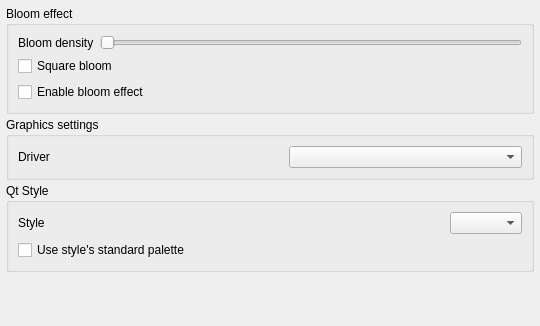
ryzom/ryzomcore, file code/nel/tools/3d/object_viewer_qt/src/plugins/object_viewer/graphics_settings_page.ui: the form before one commit.
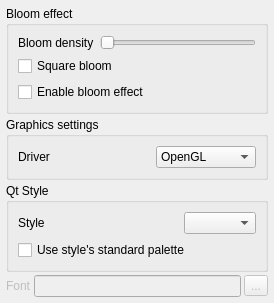
The form after the commit.

Commit message: Changed: #1193 Removed nel configuration module, is used only QSettings.

The edit to the form file:
```diff
--- a/code/nel/tools/3d/object_viewer_qt/src/plugins/object_viewer/graphics_settings_page.ui
+++ b/code/nel/tools/3d/object_viewer_qt/src/plugins/object_viewer/graphics_settings_page.ui
@@ -6,129 +6,21 @@
    <rect>
     <x>0</x>
     <y>0</y>
-    <width>540</width>
-    <height>326</height>
+    <width>274</width>
+    <height>277</height>
    </rect>
   </property>
   <property name="windowTitle">
    <string>Form</string>
   </property>
-  <layout class="QGridLayout" name="gridLayout_2">
-   <property name="leftMargin">
+  <layout class="QGridLayout" name="gridLayout">
+   <property name="margin">
     <number>6</number>
    </property>
-   <property name="topMargin">
-    <number>6</number>
-   </property>
-   <property name="rightMargin">
-    <number>6</number>
-   </property>
-   <property name="bottomMargin">
-    <number>0</number>
-   </property>
    <property name="spacing">
     <number>3</number>
    </property>
-   <item row="4" column="1">
-    <spacer name="verticalSpacer_2">
-     <property name="orientation">
-      <enum>Qt::Vertical</enum>
-     </property>
-     <property name="sizeHint" stdset="0">
-      <size>
-       <width>20</width>
-       <height>283</height>
-      </size>
-     </property>
-    </spacer>
-   </item>
-   <item row="3" column="1">
-    <widget class="QGroupBox" name="qtStyleGroupBox">
-     <property name="title">
-      <string>Qt Style</string>
-     </property>
-     <layout class="QVBoxLayout" name="verticalLayout_3">
-      <item>
-       <layout class="QHBoxLayout" name="horizontalLayout_6">
-        <item>
-         <widget class="QLabel" name="label_6">
-          <property name="text">
-           <string>Style</string>
-          </property>
-         </widget>
-        </item>
-        <item>
-         <spacer name="horizontalSpacer_5">
-          <property name="orientation">
-           <enum>Qt::Horizontal</enum>
-          </property>
-          <property name="sizeHint" stdset="0">
-           <size>
-            <width>40</width>
-            <height>20</height>
-           </size>
-          </property>
-         </spacer>
-        </item>
-        <item>
-         <widget class="QComboBox" name="styleComboBox"/>
-        </item>
-       </layout>
-      </item>
-      <item>
-       <widget class="QCheckBox" name="paletteCheckBox">
-        <property name="text">
-         <string>Use style's standard palette</string>
-        </property>
-       </widget>
-      </item>
-     </layout>
-    </widget>
-   </item>
-   <item row="2" column="1">
-    <widget class="QGroupBox" name="graphicsGroupBox">
-     <property name="title">
-      <string>Graphics settings</string>
-     </property>
-     <layout class="QGridLayout" name="gridLayout_3">
-      <item row="0" column="0">
-       <layout class="QHBoxLayout" name="horizontalLayout_3">
-        <item>
-         <widget class="QLabel" name="driverGraphLabel">
-          <property name="text">
-           <string>Driver</string>
-          </property>
-         </widget>
-        </item>
-        <item>
-         <spacer name="horizontalSpacer_3">
-          <property name="orientation">
-           <enum>Qt::Horizontal</enum>
-          </property>
-          <property name="sizeHint" stdset="0">
-           <size>
-            <width>40</width>
-            <height>20</height>
-           </size>
-          </property>
-         </spacer>
-        </item>
-        <item>
-         <widget class="QComboBox" name="driverGraphComboBox">
-          <property name="sizePolicy">
-           <sizepolicy hsizetype="MinimumExpanding" vsizetype="Fixed">
-            <horstretch>0</horstretch>
-            <verstretch>0</verstretch>
-           </sizepolicy>
-          </property>
-         </widget>
-        </item>
-       </layout>
-      </item>
-     </layout>
-    </widget>
-   </item>
-   <item row="1" column="1">
+   <item row="0" column="0" colspan="3">
     <widget class="QGroupBox" name="groupBox_2">
      <property name="title">
       <string>Bloom effect</string>
@@ -172,6 +64,142 @@
      </layout>
     </widget>
    </item>
+   <item row="1" column="0" colspan="3">
+    <widget class="QGroupBox" name="graphicsGroupBox">
+     <property name="title">
+      <string>Graphics settings</string>
+     </property>
+     <layout class="QGridLayout" name="gridLayout_3">
+      <item row="0" column="0">
+       <layout class="QHBoxLayout" name="horizontalLayout_3">
+        <item>
+         <widget class="QLabel" name="driverGraphLabel">
+          <property name="text">
+           <string>Driver</string>
+          </property>
+         </widget>
+        </item>
+        <item>
+         <spacer name="horizontalSpacer_3">
+          <property name="orientation">
+           <enum>Qt::Horizontal</enum>
+          </property>
+          <property name="sizeHint" stdset="0">
+           <size>
+            <width>40</width>
+            <height>20</height>
+           </size>
+          </property>
+         </spacer>
+        </item>
+        <item>
+         <widget class="QComboBox" name="driverGraphComboBox">
+          <property name="sizePolicy">
+           <sizepolicy hsizetype="MinimumExpanding" vsizetype="Fixed">
+            <horstretch>0</horstretch>
+            <verstretch>0</verstretch>
+           </sizepolicy>
+          </property>
+          <item>
+           <property name="text">
+            <string>OpenGL</string>
+           </property>
+          </item>
+          <item>
+           <property name="text">
+            <string>Direct3D</string>
+           </property>
+          </item>
+         </widget>
+        </item>
+       </layout>
+      </item>
+     </layout>
+    </widget>
+   </item>
+   <item row="2" column="0" colspan="3">
+    <widget class="QGroupBox" name="qtStyleGroupBox">
+     <property name="title">
+      <string>Qt Style</string>
+     </property>
+     <layout class="QVBoxLayout" name="verticalLayout_3">
+      <item>
+       <layout class="QHBoxLayout" name="horizontalLayout_6">
+        <item>
+         <widget class="QLabel" name="label_6">
+          <property name="text">
+           <string>Style</string>
+          </property>
+         </widget>
+        </item>
+        <item>
+         <spacer name="horizontalSpacer_5">
+          <property name="orientation">
+           <enum>Qt::Horizontal</enum>
+          </property>
+          <property name="sizeHint" stdset="0">
+           <size>
+            <width>40</width>
+            <height>20</height>
+           </size>
+          </property>
+         </spacer>
+        </item>
+        <item>
+         <widget class="QComboBox" name="styleComboBox"/>
+        </item>
+       </layout>
+      </item>
+      <item>
+       <widget class="QCheckBox" name="paletteCheckBox">
+        <property name="text">
+         <string>Use style's standard palette</string>
+        </property>
+       </widget>
+      </item>
+     </layout>
+    </widget>
+   </item>
+   <item row="3" column="0">
+    <widget class="QLabel" name="label">
+     <property name="enabled">
+      <bool>false</bool>
+     </property>
+     <property name="text">
+      <string>Font</string>
+     </property>
+    </widget>
+   </item>
+   <item row="3" column="1">
+    <widget class="QLineEdit" name="fontLineEdit">
+     <property name="enabled">
+      <bool>false</bool>
+     </property>
+    </widget>
+   </item>
+   <item row="3" column="2">
+    <widget class="QToolButton" name="fontSelectButton">
+     <property name="enabled">
+      <bool>false</bool>
+     </property>
+     <property name="text">
+      <string>...</string>
+     </property>
+    </widget>
+   </item>
+   <item row="4" column="1">
+    <spacer name="verticalSpacer_2">
+     <property name="orientation">
+      <enum>Qt::Vertical</enum>
+     </property>
+     <property name="sizeHint" stdset="0">
+      <size>
+       <width>20</width>
+       <height>283</height>
+      </size>
+     </property>
+    </spacer>
+   </item>
   </layout>
  </widget>
  <resources>
```
The commit also changes 31 other files.
